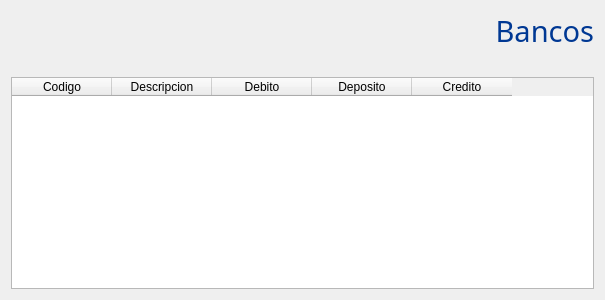
First picture: the form in bancos.ui, repository fundauc-sistemas/cesfundauc_new, before the edit.
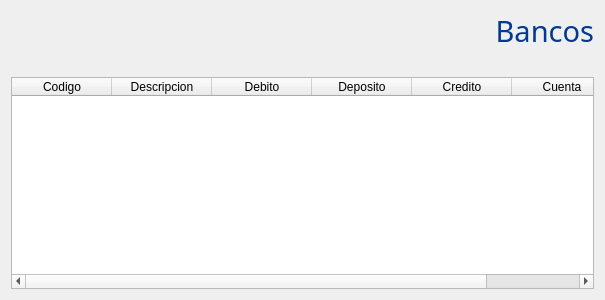
Second picture: the form after the edit.

```diff
--- a/bancos.ui
+++ b/bancos.ui
@@ -86,6 +86,11 @@
        <string>Credito</string>
       </property>
      </column>
+     <column>
+      <property name="text">
+       <string>Cuenta</string>
+      </property>
+     </column>
     </widget>
    </item>
   </layout>
```
